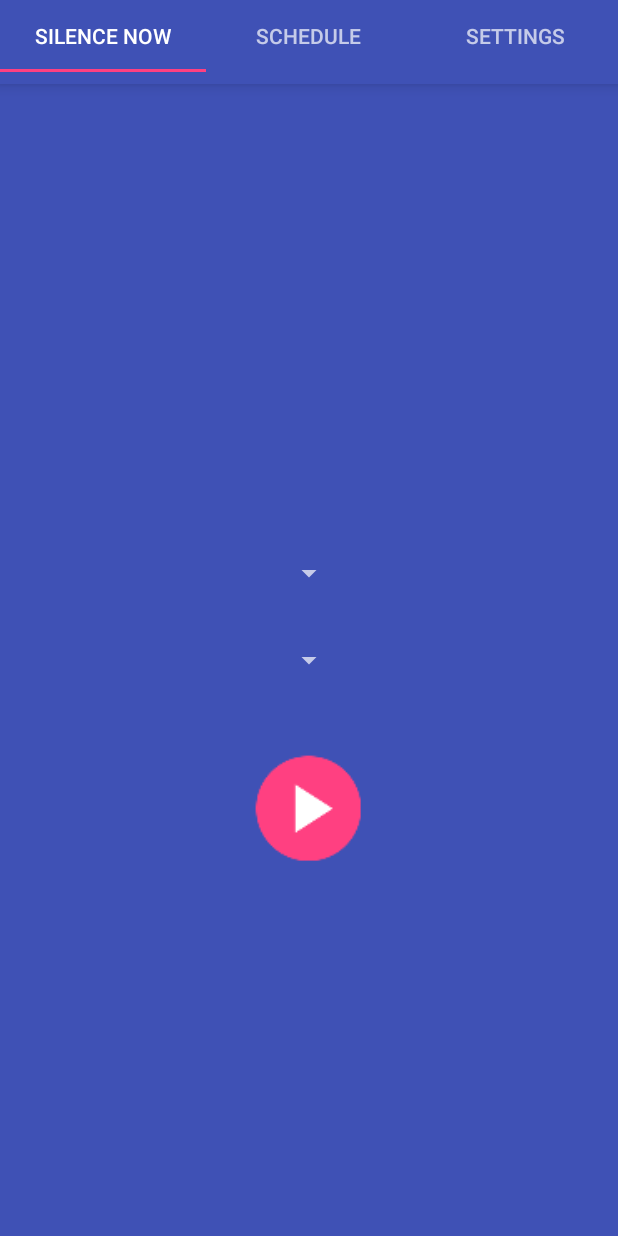
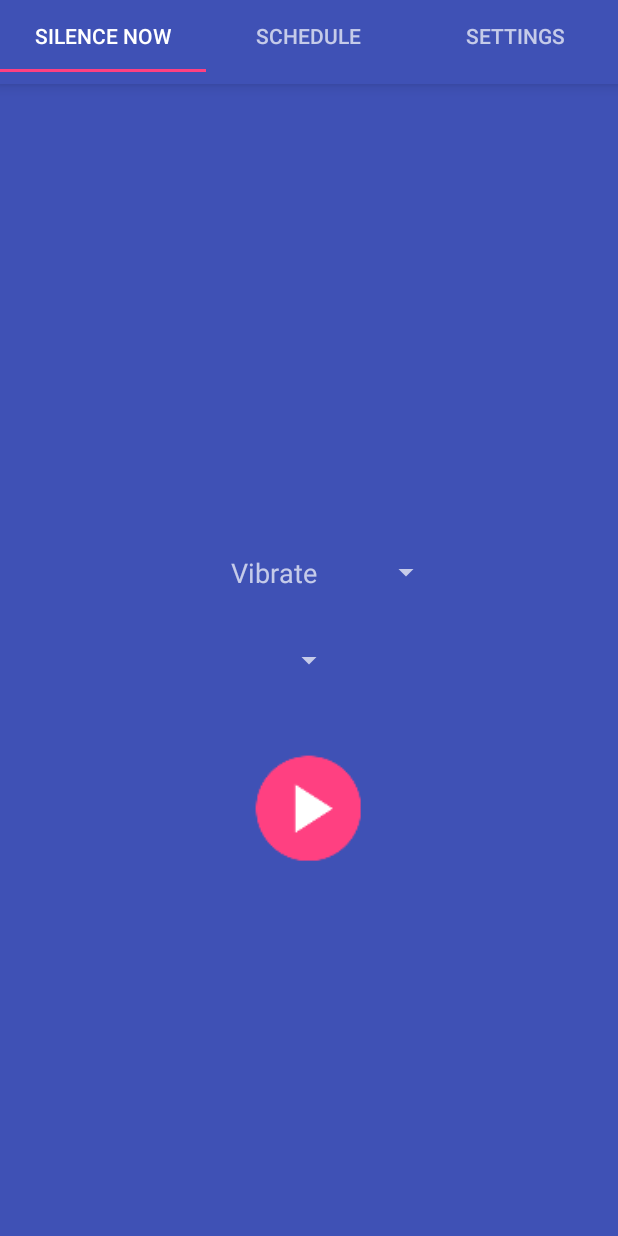
Before and after one commit to sgzmd/silencer, an Android app: the screen it shows after launch (MainActivity), on a phone screen of 412 x 824 dp. Run offline under Robolectric (Android 15) with nearby library versions, the phone set to English and light mode, and no system bars.

Commit message:
Mode spinner in silencer fragment

```diff
--- a/app/src/main/java/info/romankirillov/silencer/SilenceFragment.java
+++ b/app/src/main/java/info/romankirillov/silencer/SilenceFragment.java
@@ -6,11 +6,12 @@ import android.support.v4.app.Fragment;
 import android.view.LayoutInflater;
 import android.view.View;
 import android.view.ViewGroup;
+import android.widget.ArrayAdapter;
+import android.widget.Spinner;
 
-/**
- * Created by kirillov on 22/04/2016.
- */
 public class SilenceFragment extends Fragment {
+    private Spinner modeSpinner;
+
     @Nullable
     @Override
     public View onCreateView(LayoutInflater inflater, @Nullable ViewGroup container, @Nullable Bundle savedInstanceState) {
@@ -18,6 +19,22 @@ public class SilenceFragment extends Fragment {
     }
 
     @Override
+    public void onActivityCreated(@Nullable Bundle savedInstanceState) {
+        super.onActivityCreated(savedInstanceState);
+
+        modeSpinner = (Spinner) getActivity().findViewById(R.id.silenceModeSpinner);
+        ArrayAdapter<String> modeAdapter = new ArrayAdapter<>(
+                this.getActivity(),
+                R.layout.silence_mode_spinner_item,
+                new String[] {
+                        getString(R.string.vibro_mode),
+                        getString(R.string.silent_mode),
+                });
+        modeAdapter.setDropDownViewResource(android.R.layout.simple_spinner_dropdown_item);
+        modeSpinner.setAdapter(modeAdapter);
+    }
+
+    @Override
     public void onViewCreated(View view, @Nullable Bundle savedInstanceState) {
         super.onViewCreated(view, savedInstanceState);
     }
--- a/app/src/main/res/layout/silence_mode_spinner_item.xml
+++ b/app/src/main/res/layout/silence_mode_spinner_item.xml
@@ -1,10 +1,9 @@
-<?xml version="1.0" encoding="utf-8"?>
 <TextView xmlns:android="http://schemas.android.com/apk/res/android"
+    android:id="@android:id/text1"
+    style="?android:attr/spinnerItemStyle"
+    android:singleLine="true"
     android:layout_width="match_parent"
-    android:layout_height="match_parent"
-    android:ellipsize="marquee"
+    android:textAppearance="?android:attr/textAppearanceMedium"
     android:gravity="center_horizontal"
-    android:singleLine="true"
-    android:textAppearance="?android:attr/textAppearanceMedium">
-
-</TextView>
+    android:layout_height="wrap_content"
+    android:ellipsize="marquee"/>
```
